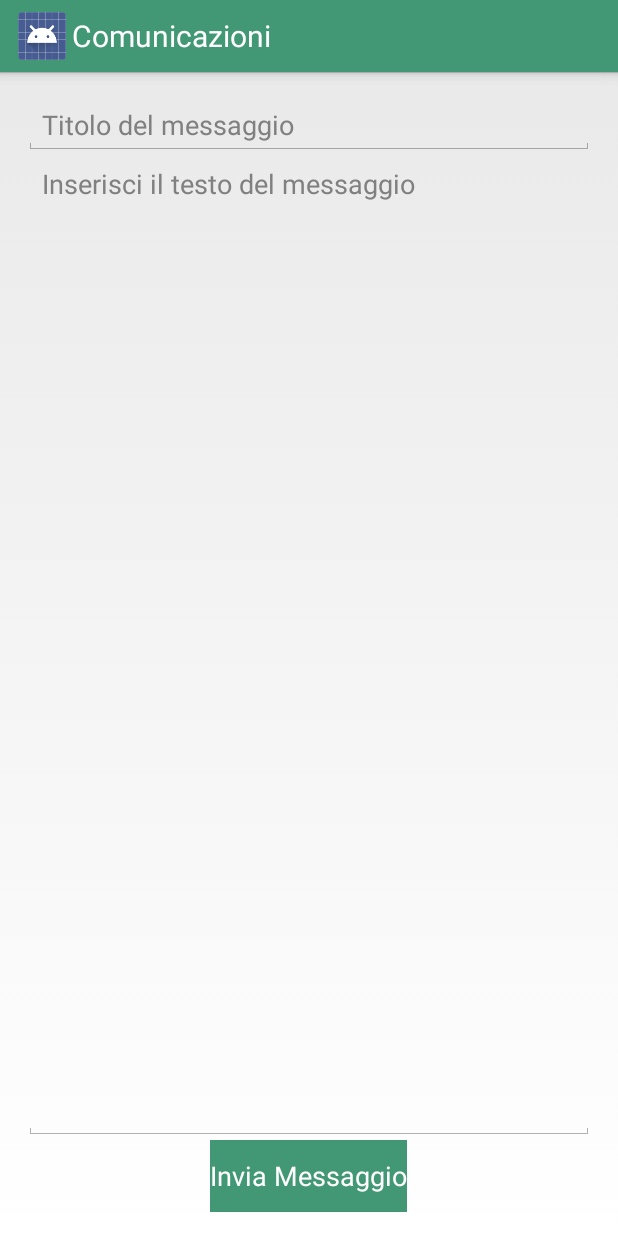
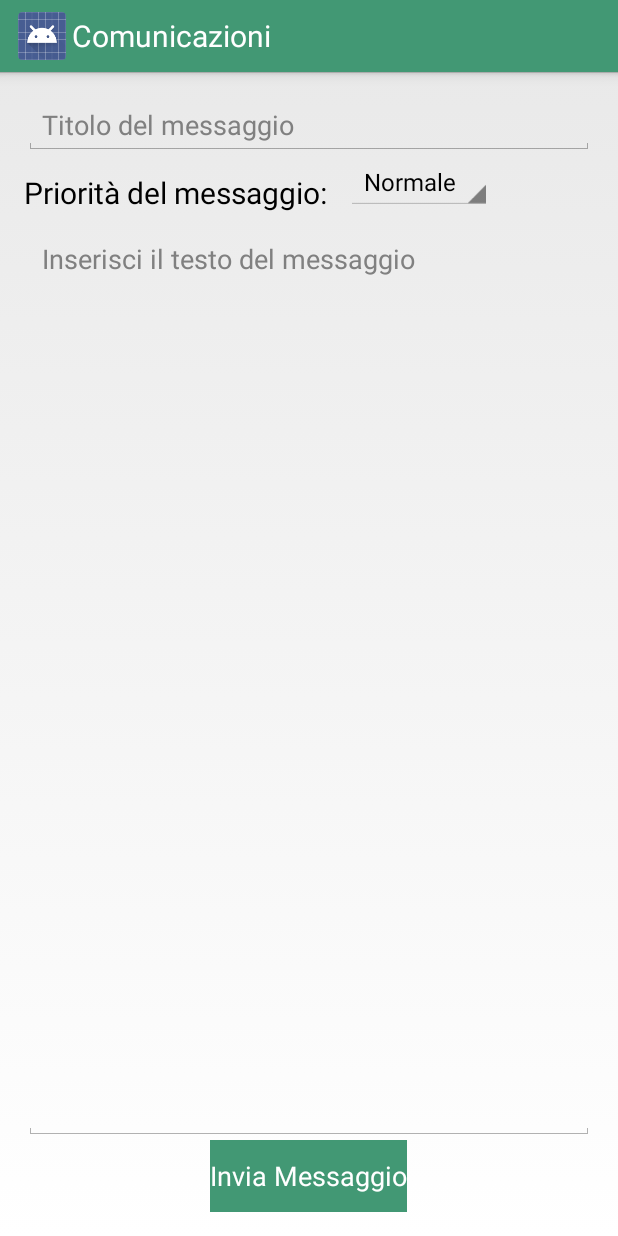
Before and after one commit to lightsaber91/FoundMeProf, an Android app: the SendMessageActivity screen opened directly, with no data from a screen before it, on a phone screen of 412 x 824 dp. Run offline under Robolectric (Android 15) with nearby library versions, the phone set to English and light mode, and no system bars; plain views replace 1991, 91; 2 statements that could not run were skipped.

Commit message:
improve message functions

```diff
--- a/app/src/main/java/foundme/uniroma2/it/professore/SendMessageActivity.java
+++ b/app/src/main/java/foundme/uniroma2/it/professore/SendMessageActivity.java
@@ -23,11 +23,17 @@ package foundme.uniroma2.it.professore;
 import android.app.Activity;
 import android.os.Bundle;
 import android.view.View;
+import android.widget.Adapter;
+import android.widget.AdapterView;
+import android.widget.ArrayAdapter;
 import android.widget.Button;
 import android.widget.EditText;
+import android.widget.Spinner;
 import android.widget.Toast;
 
 import java.util.concurrent.ExecutionException;
+
+import static android.widget.ArrayAdapter.*;
 
 
 public class SendMessageActivity extends Activity {
@@ -39,6 +45,8 @@ public class SendMessageActivity extends Activity {
     private static String titolo;
     private static String cid;
     private static String pid;
+    private static String priority;
+    private static Spinner spPriority;
 
     @Override
     protected void onCreate(Bundle savedInstanceState) {
@@ -48,6 +56,33 @@ public class SendMessageActivity extends Activity {
         etMessage = (EditText) findViewById(R.id.etmessaggio);
         etTitle = (EditText) findViewById(R.id.etmsgTitle);
         btInvia = (Button) findViewById(R.id.btninv);
+        spPriority = (Spinner) findViewById(R.id.spPriority);
+
+        ArrayAdapter<CharSequence> adapter = createFromResource(this,
+                R.array.Priority, android.R.layout.simple_spinner_item);
+        adapter.setDropDownViewResource(android.R.layout.simple_spinner_dropdown_item);
+        spPriority.setAdapter(adapter);
+
+        spPriority.setOnItemSelectedListener(new AdapterView.OnItemSelectedListener()
+        {
+            protected Adapter initializedAdapter=null;
+            @Override
+            public void onItemSelected(AdapterView<?> parentView, View selectedItemView, int position, long id)
+            {
+                if(initializedAdapter !=parentView.getAdapter() ) {
+                    initializedAdapter = parentView.getAdapter();
+                    return;
+                }
+
+                priority = parentView.getItemAtPosition(position).toString();
+
+            }
+
+            @Override
+            public void onNothingSelected(AdapterView<?> parentView) {
+                priority = parentView.getItemAtPosition(0).toString();
+            }
+        });
 
         Bundle passed = getIntent().getExtras();
         cid = passed.getString(Variables_it.COURSE);
@@ -79,7 +114,7 @@ public class SendMessageActivity extends Activity {
         new Connection(this, false, Variables_it.SENDING, Variables_it.SEND_MSG_OK, "")
                 .execute(Variables_it.NOTIFY, Variables_it.COURSE, cid, Variables_it.NAME, pid, Variables_it.MSG, msg, Variables_it.FLAG, "1");
         new Connection(this, true, Variables_it.SENDING, Variables_it.SEND_MSG_OK, "")
-                .execute(Variables_it.SEND_MSG, Variables_it.COURSE, cid, Variables_it.NAME, pid, Variables_it.MSG, msg, Variables_it.FLAG, "1", Variables_it.TITLE,title);
+                .execute(Variables_it.SEND_MSG, Variables_it.COURSE, cid, Variables_it.NAME, pid, Variables_it.MSG, msg, Variables_it.FLAG, "1", Variables_it.TITLE,title, Variables_it.PRIORITY, priority);
     }
 
     private boolean checkMessage(String msg, String title) {
--- a/app/src/main/java/foundme/uniroma2/it/professore/Variables_it.java
+++ b/app/src/main/java/foundme/uniroma2/it/professore/Variables_it.java
@@ -76,6 +76,7 @@ public class Variables_it {
     public static final String CFU = "Cfu";
     public static final String MSG = "Messaggio";
     public static final String TITLE = "Titolo";
+    public static final String PRIORITY = "Priorita";
     public static final String DEPT = "Dipartimento";
 
     //Web Addresses
--- a/app/src/main/res/layout/activity_send_message.xml
+++ b/app/src/main/res/layout/activity_send_message.xml
@@ -28,6 +28,40 @@
     android:paddingBottom="@dimen/activity_vertical_margin"
     tools:context="foundme.uniroma2.it.professore.SendMessageActivity">
 
+    <EditText
+        android:layout_width="match_parent"
+        android:layout_height="wrap_content"
+        android:id="@+id/etmsgTitle"
+        android:hint="@string/titolo" />
+
+    <LinearLayout
+        android:orientation="horizontal"
+        android:layout_width="fill_parent"
+        android:layout_height="50dp"
+        android:layout_below="@+id/etmsgTitle"
+        android:layout_centerHorizontal="true"
+        android:id="@+id/linearLayout"
+        android:weightSum="1">
+
+        <TextView
+            android:layout_height="match_parent"
+            android:textAppearance="?android:attr/textAppearanceMedium"
+            android:text="@string/priority"
+            android:id="@+id/textView2"
+            android:layout_weight="0.16"
+            android:layout_width="wrap_content"
+            android:textSize="20dp"
+            android:layout_gravity="center"
+            android:gravity="center_vertical" />
+
+        <Spinner
+            android:layout_width="wrap_content"
+            android:layout_height="wrap_content"
+            android:id="@+id/spPriority"
+            android:gravity="center_vertical" />
+
+    </LinearLayout>
+
     <Button
         android:layout_width="wrap_content"
         android:layout_height="wrap_content"
@@ -48,14 +82,7 @@
         android:hint="@string/scrivi"
         android:gravity="start"
         android:layout_alignParentStart="true"
-        android:layout_below="@+id/etmsgTitle"
-        android:layout_above="@+id/btninv" />
-
-    <EditText
-        android:layout_width="match_parent"
-        android:layout_height="wrap_content"
-        android:id="@+id/etmsgTitle"
-        android:layout_alignParentEnd="true"
-        android:hint="@string/titolo" />
+        android:layout_above="@+id/btninv"
+        android:layout_below="@+id/linearLayout" />
 
 </RelativeLayout>
--- a/app/src/main/res/values/arrays.xml
+++ b/app/src/main/res/values/arrays.xml
@@ -24,4 +24,9 @@
     <string-array name="pref_sync_frequency_values" />
     <string-array name="pref_example_list_titles" />
     <string-array name="pref_example_list_values" />
+    <string-array name="Priority">
+        <item>Normale</item>
+        <item>Alta</item>
+        <item>Bassa</item>
+    </string-array>
 </resources>
--- a/app/src/main/res/values/strings.xml
+++ b/app/src/main/res/values/strings.xml
@@ -75,6 +75,7 @@
     <string name="aggiungi">Aggiungi Corso</string>
     <string name="scrivi">Inserisci il testo del messaggio</string>
     <string name="titolo">Titolo del messaggio</string>
+    <string name="priority">Priorità del messaggio:</string>
 
     <!-- Resources -->
     <string name="pref_title_sync_frequency"></string>
```
Also changed, not shown: 4 other files.
